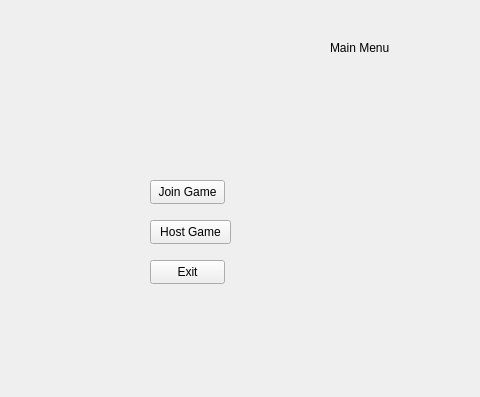
Before: the Qt Designer form Gartic-Frontend/Gartic-Frontend/MainMenuWindow.ui in rusuuu/Professional-Googlers, drawn with Qt 5; both pictures show x 0 to 480 and y 0 to 397 of the 1280 by 720 pixel window.
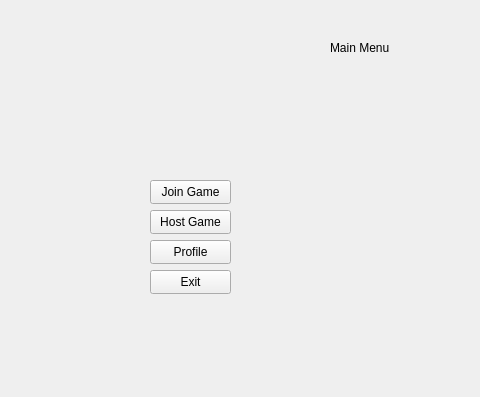
After: the same form once the commit is applied.

Commit message: Profile Button added in MainMenuWindow

Diff of the .ui file:
```diff
--- a/Gartic-Frontend/Gartic-Frontend/MainMenuWindow.ui
+++ b/Gartic-Frontend/Gartic-Frontend/MainMenuWindow.ui
@@ -31,7 +31,7 @@
      <rect>
       <x>150</x>
       <y>180</y>
-      <width>75</width>
+      <width>81</width>
       <height>24</height>
      </rect>
     </property>
@@ -43,7 +43,7 @@
     <property name="geometry">
      <rect>
       <x>150</x>
-      <y>220</y>
+      <y>210</y>
       <width>81</width>
       <height>24</height>
      </rect>
@@ -56,8 +56,8 @@
     <property name="geometry">
      <rect>
       <x>150</x>
-      <y>260</y>
-      <width>75</width>
+      <y>270</y>
+      <width>81</width>
       <height>24</height>
      </rect>
     </property>
@@ -78,6 +78,19 @@
      <string>Main Menu</string>
     </property>
    </widget>
+   <widget class="QPushButton" name="ProfileButton">
+    <property name="geometry">
+     <rect>
+      <x>150</x>
+      <y>240</y>
+      <width>81</width>
+      <height>24</height>
+     </rect>
+    </property>
+    <property name="text">
+     <string>Profile</string>
+    </property>
+   </widget>
   </widget>
  </widget>
  <resources/>
```
